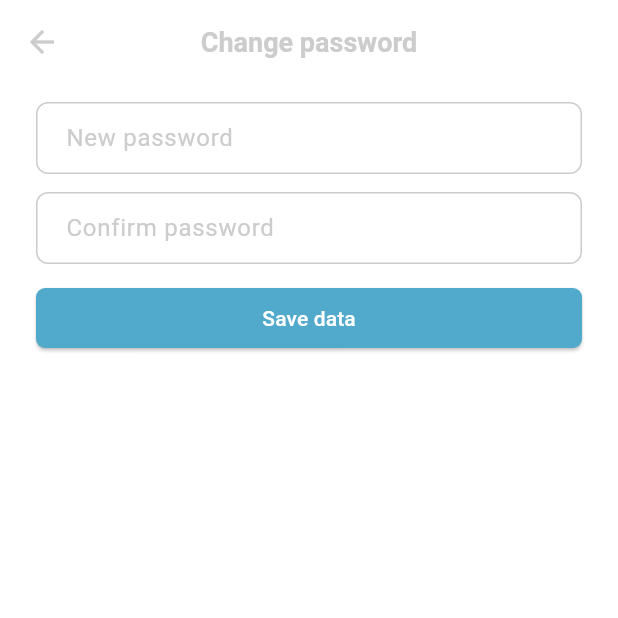
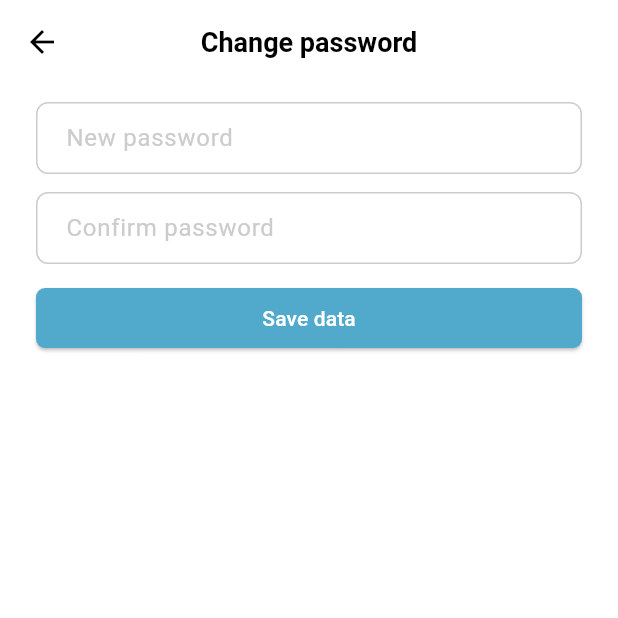
Before and after one commit to YoussefSeddik/sailors, a Flutter app: the UpdatePasswordScreen screen opened by its route, on a phone screen of 412 x 824 dp, the top half of it. Run offline on Flutter 3.47's test engine with Material 3 defaults, Android fonts, the phone set to English and light mode, and no system bars; our stand-ins replace bloc, dio, easy_localization, flutter_bloc, flutter_secure_storage, flutter_svg and 3 more; accounts and stored records are empty; generated files the repository leaves out were written again.

```diff
--- a/lib/src/config/themes/app_theme.dart
+++ b/lib/src/config/themes/app_theme.dart
@@ -42,6 +42,16 @@ class AppTheme {
       ),
     ),
     scaffoldBackgroundColor: AppColors.color_FFFFFF,
+    appBarTheme: const AppBarTheme(
+      backgroundColor: AppColors.color_FFFFFF,
+      elevation: 0,
+      iconTheme: IconThemeData(color: AppColors.color_000000),
+      titleTextStyle: TextStyle(
+        color: AppColors.color_000000,
+        fontSize: 18,
+        fontWeight: FontWeight.w700,
+      ),
+    ),
   );
 
   static final darkTheme = ThemeData(
@@ -60,5 +70,15 @@ class AppTheme {
       contentPadding: const EdgeInsets.symmetric(horizontal: 16, vertical: 12),
     ),
     scaffoldBackgroundColor: AppColors.color_121212,
+    appBarTheme: const AppBarTheme(
+      backgroundColor: AppColors.color_121212,
+      elevation: 0,
+      iconTheme: IconThemeData(color: AppColors.color_FFFFFF),
+      titleTextStyle: TextStyle(
+        color: AppColors.color_FFFFFF,
+        fontSize: 18,
+        fontWeight: FontWeight.w700,
+      ),
+    ),
   );
 }
--- a/lib/src/core/widgets/sailors_app_bar.dart
+++ b/lib/src/core/widgets/sailors_app_bar.dart
@@ -25,17 +25,10 @@ class SailorsAppBar extends StatelessWidget implements PreferredSizeWidget {
 
     return AppBar(
       leading: showBackButton ? const BackButton() : null,
-      title: Text(
-        title.tr(),
-        style: AppTextStyles.bold.copyWith(
-          fontSize: 18,
-          color: theme.colorScheme.onSurface,
-        ),
-      ),
+      title: Text(title.tr(), style: AppTextStyles.bold.copyWith(fontSize: 18)),
       centerTitle: centerTitle,
       backgroundColor: theme.colorScheme.background,
       elevation: 0,
-      iconTheme: IconThemeData(color: theme.colorScheme.onSurface),
       foregroundColor: theme.colorScheme.onSurface,
       actions: trailing,
     );
--- a/lib/src/presentation/screens/profile_screen/profile_screen.dart
+++ b/lib/src/presentation/screens/profile_screen/profile_screen.dart
@@ -6,6 +6,7 @@ import 'package:easy_localization/easy_localization.dart';
 import 'package:sailors/src/presentation/screens/profile_screen/profile_ads_bloc.dart';
 import 'package:sailors/src/presentation/screens/profile_screen/profile_bloc.dart';
 import 'package:sailors/src/presentation/screens/profile_screen/profile_event.dart';
+import '../../../config/routes/app_routes.dart';
 import '../../../config/themes/app_colors.dart';
 import '../../../config/themes/fonts/app_text_styles.dart';
 import '../../../core/bloc/base_state.dart';
@@ -41,9 +42,7 @@ class ProfileScreen extends StatelessWidget {
                 height: 24,
               ),
               onPressed: () {
-                Navigator.of(context).push(
-                  MaterialPageRoute(builder: (_) => const SettingsScreen()),
-                );
+                Navigator.pushNamed(context, RoutesConstants.settingsScreen);
               },
             ),
           ],
```
Also changed, not shown: lib/src/data/datasources/remote/app_api_service.dart (+11 -2 lines), lib/src/data/models/params/update_profile_params.dart (added, +11 -0 lines), lib/src/data/repositories/app_repository_impl.dart (+15 -1 lines), lib/src/domain/repositories/app_repository.dart (+7 -1 lines), lib/src/domain/usecaes/app_usecase.dart (+24 -4 lines), lib/src/presentation/screens/main_screen.dart (+6 -8 lines), lib/src/widgets/setting_tile.dart (+16 -2 lines).
